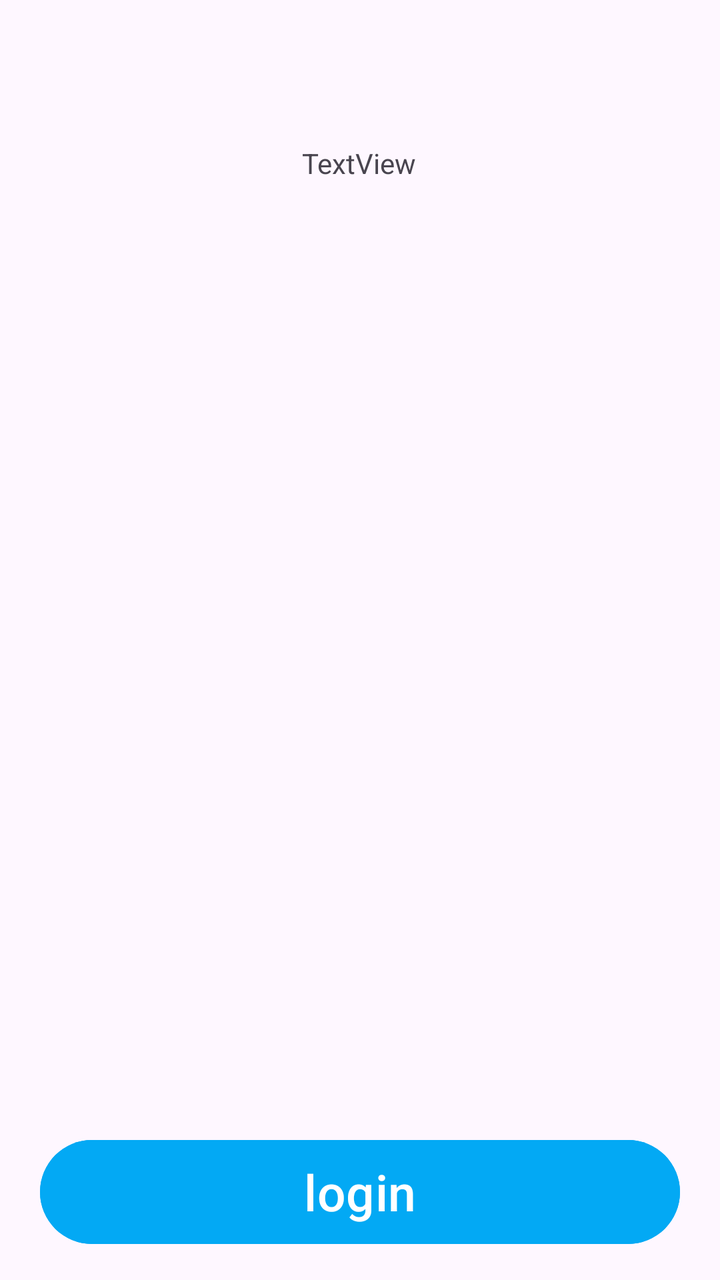
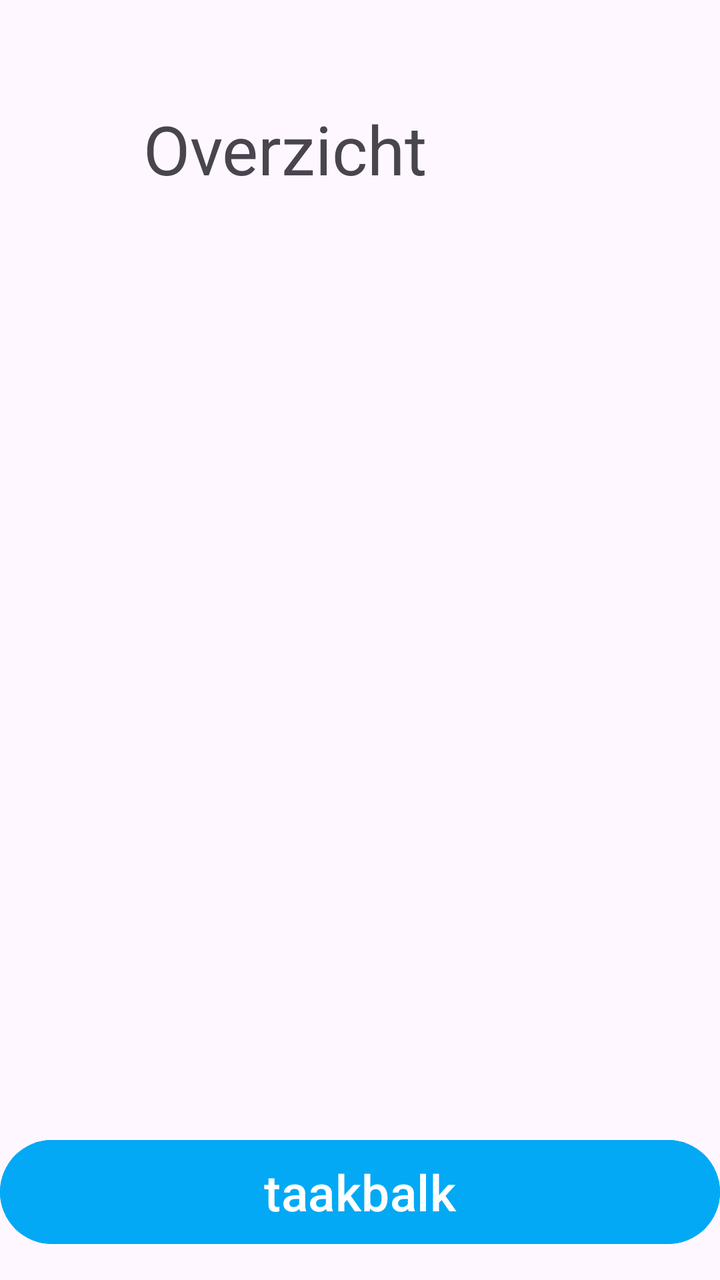

Before-and-after screenshots of an Android layout around one commit, followed by the original layout XML and the change that was made.
<!-- AndroidManifest.xml: application theme Theme.Homeassistantdasboard -->
<!-- res/layout/activity_dasboard.xml -->
<?xml version="1.0" encoding="utf-8"?>
<androidx.constraintlayout.widget.ConstraintLayout xmlns:android="http://schemas.android.com/apk/res/android"
    xmlns:app="http://schemas.android.com/apk/res-auto"
    xmlns:tools="http://schemas.android.com/tools"
    android:id="@+id/main"
    android:layout_width="match_parent"
    android:layout_height="match_parent"
    tools:context=".dasboard">

    <TextView
        android:id="@+id/textView"
        android:layout_width="wrap_content"
        android:layout_height="wrap_content"
        android:layout_marginTop="72dp"
        android:text="TextView"
        app:layout_constraintEnd_toEndOf="parent"
        app:layout_constraintHorizontal_bias="0.498"
        app:layout_constraintStart_toStartOf="parent"
        app:layout_constraintTop_toTopOf="parent" />

    <Button
        android:id="@+id/button"
        android:layout_width="320dp"
        android:layout_height="60dp"
        android:backgroundTint="#03A9F4"
        android:text="login"

        android:textSize="25dp"
        app:layout_constraintBottom_toBottomOf="parent"
        app:layout_constraintEnd_toEndOf="parent"
        app:layout_constraintHorizontal_bias="0.496"
        app:layout_constraintStart_toStartOf="parent"
        app:layout_constraintTop_toTopOf="parent"
        app:layout_constraintVertical_bias="0.976" />



</androidx.constraintlayout.widget.ConstraintLayout>
<!-- resources referenced by this layout -->
<resources>
  <style name="Theme.Homeassistantdasboard" parent="Base.Theme.Homeassistantdasboard" />
  <style name="Base.Theme.Homeassistantdasboard" parent="Theme.Material3.DayNight.NoActionBar">
          
          
      </style>
</resources>

<!-- the commit's change to res/layout/activity_dasboard.xml (unified diff, before → after) -->
@@ -7,23 +7,26 @@
     android:layout_height="match_parent"
     tools:context=".dasboard">
 
+
     <TextView
-        android:id="@+id/textView"
-        android:layout_width="wrap_content"
-        android:layout_height="wrap_content"
-        android:layout_marginTop="72dp"
-        android:text="TextView"
+        android:id="@+id/textView2"
+        android:layout_width="216dp"
+        android:layout_height="54dp"
+        android:text="Overzicht"
+        android:textSize="34sp"
+        app:layout_constraintBottom_toBottomOf="parent"
         app:layout_constraintEnd_toEndOf="parent"
-        app:layout_constraintHorizontal_bias="0.498"
+        app:layout_constraintHorizontal_bias="0.497"
         app:layout_constraintStart_toStartOf="parent"
-        app:layout_constraintTop_toTopOf="parent" />
+        app:layout_constraintTop_toTopOf="parent"
+        app:layout_constraintVertical_bias="0.088" />
 
     <Button
         android:id="@+id/button"
-        android:layout_width="320dp"
+        android:layout_width="360dp"
         android:layout_height="60dp"
         android:backgroundTint="#03A9F4"
-        android:text="login"
+        android:text="taakbalk"
 
         android:textSize="25dp"
         app:layout_constraintBottom_toBottomOf="parent"
